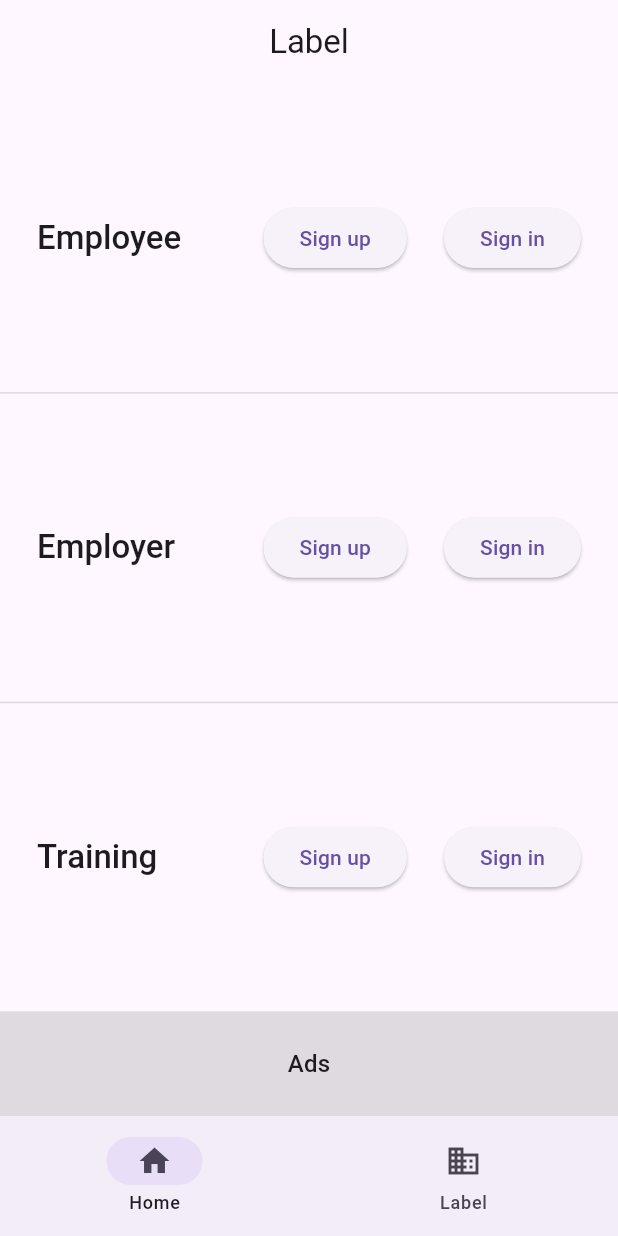
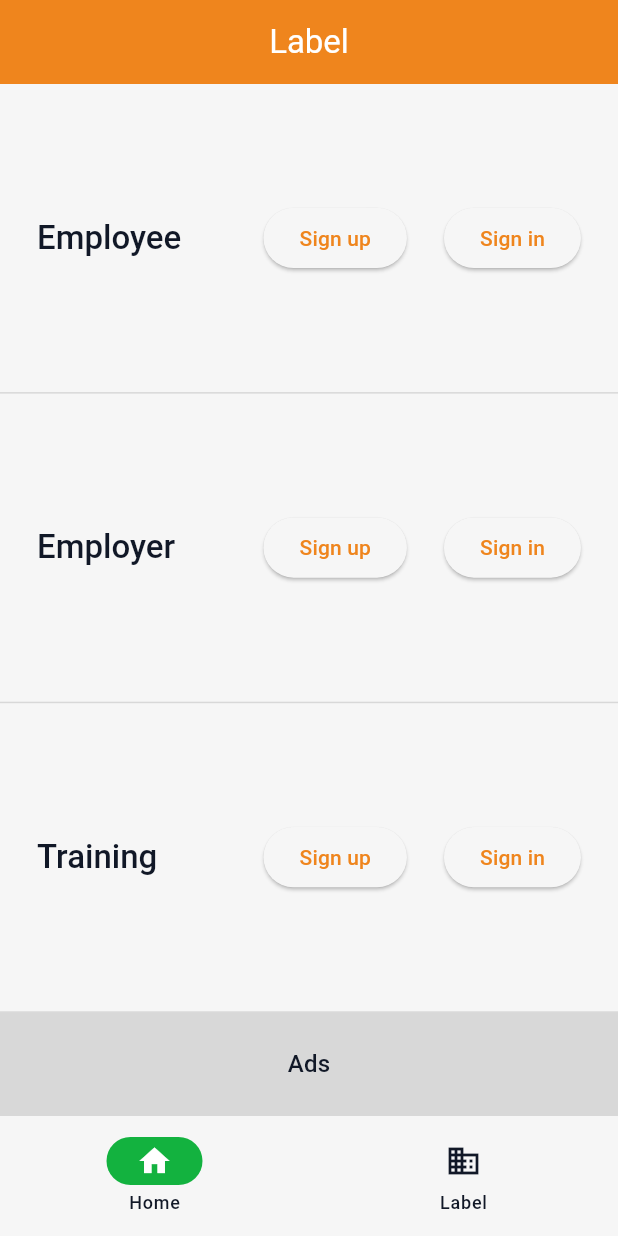
Before and after one commit to Alex-Yu21/Bhuvih-HR-Solutions, a Flutter app: the screen it shows after launch, on a phone screen of 412 x 824 dp. Run offline on Flutter 3.47's test engine with Material 3 defaults, Android fonts, the phone set to English and light mode, and no system bars.

Commit message:
feat(theme): implement app theme using brand colors

```diff
--- a/lib/main.dart
+++ b/lib/main.dart
@@ -1,3 +1,4 @@
+import 'package:bhuvih_hr_solutions/presentation/resources/theme.dart';
 import 'package:bhuvih_hr_solutions/presentation/root_view.dart';
 import 'package:flutter/material.dart';
 
@@ -10,6 +11,7 @@
   Widget build(BuildContext context) {
     return MaterialApp(
       title: 'Bhuvih HR Solutions',
+      theme: appTheme,
       debugShowCheckedModeBanner: false,
       home: const RootView(),
     );
--- /dev/null
+++ b/lib/presentation/resources/theme.dart
@@ -0,0 +1,25 @@
+import 'package:flutter/material.dart';
+
+import 'app_colors.dart';
+
+final appTheme = ThemeData(
+  colorScheme: ColorScheme(
+    brightness: Brightness.light,
+    primary: AppColors.primary,
+    onPrimary: AppColors.onPrimary,
+    secondary: AppColors.secondary,
+    onSecondary: AppColors.onSecondary,
+    primaryContainer: AppColors.primaryContainer,
+    error: Colors.red,
+    onError: Colors.white,
+    surface: AppColors.background,
+    onSurface: AppColors.textPrimary,
+  ),
+  scaffoldBackgroundColor: AppColors.background,
+  appBarTheme: AppBarTheme(
+    backgroundColor: AppColors.primary,
+    foregroundColor: AppColors.onPrimary,
+    elevation: 6,
+    iconTheme: const IconThemeData(color: Colors.white),
+  ),
+);
```
